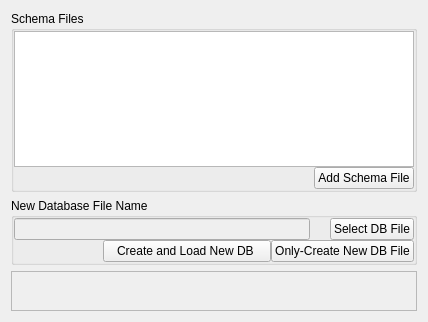
Old version of the form ui/CreateDatabaseWidget.ui in the repository DUNE-DAQ/dbe.
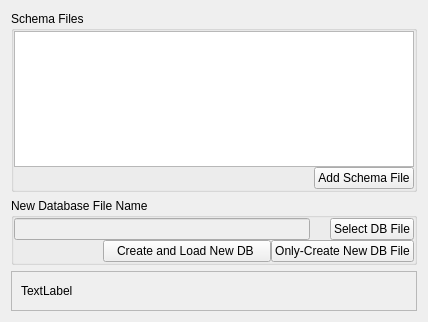
New version of the form.

```diff
--- a/ui/CreateDatabaseWidget.ui
+++ b/ui/CreateDatabaseWidget.ui
@@ -216,7 +216,11 @@
        </property>
        <layout class="QVBoxLayout" name="verticalLayout_3">
         <item>
-         <layout class="QVBoxLayout" name="StatusLayout"/>
+         <widget class="QLabel" name="m_instructions">
+          <property name="text">
+           <string>TextLabel</string>
+          </property>
+         </widget>
         </item>
        </layout>
       </widget>
```
Left out of the diff: 2 changed lines with no effect on the pictures.
